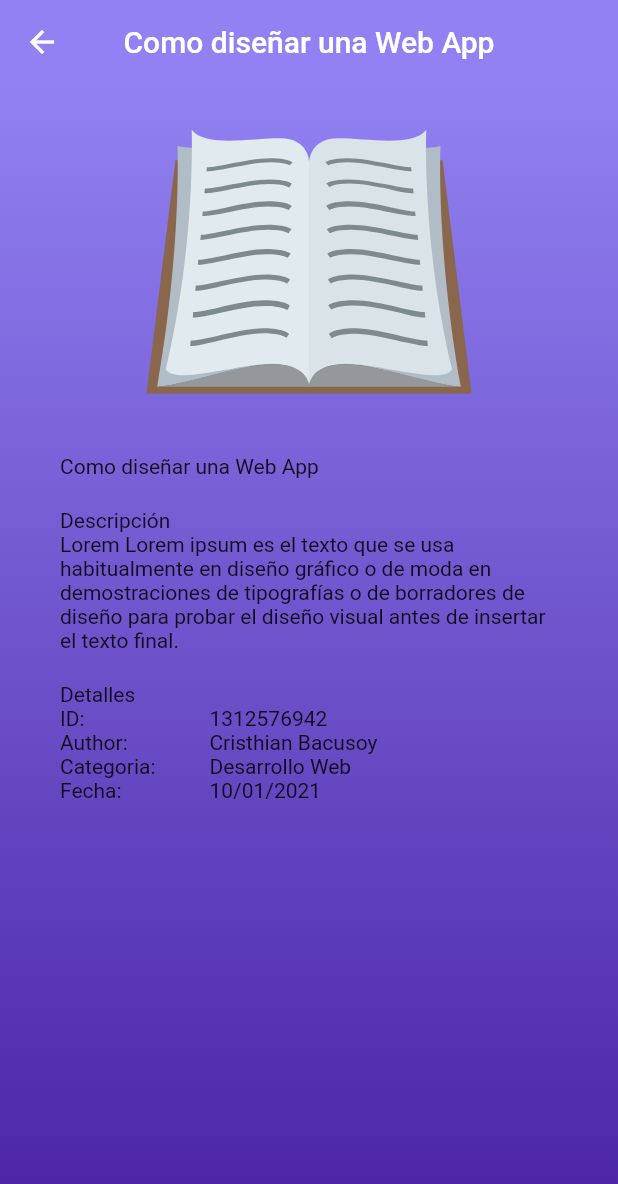
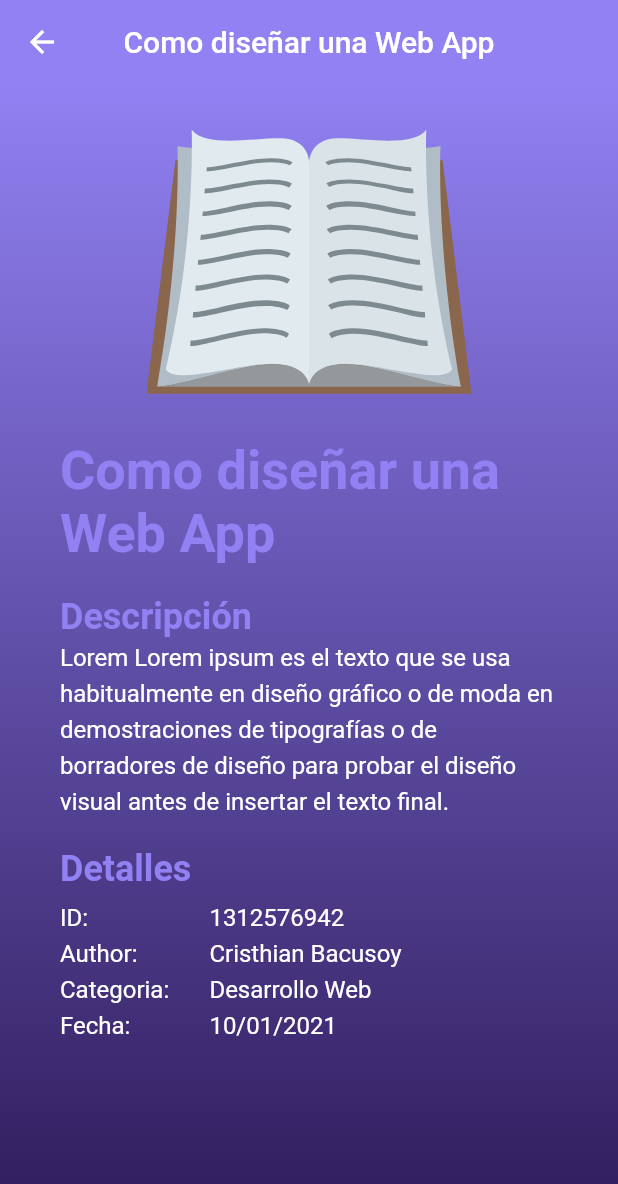
Before and after one commit to Cristhianbh98/am2-library-project, a Flutter app: the BookScreen screen opened directly, on a phone screen of 412 x 824 dp. Shown: the top 1184 px of the screen. Run offline on Flutter 3.47's test engine with Material 2 defaults, Android fonts, the phone set to English and light mode, and no system bars; our stand-ins replace flutter_svg.

Commit message:
add: app primary theme and complete the book screen

```diff
--- a/lib/main.dart
+++ b/lib/main.dart
@@ -1,3 +1,4 @@
+import 'package:am2_library_project/themes/style.dart';
 import 'package:am2_library_project/widgets/main_app_bar.dart';
 import 'package:am2_library_project/screens/book_screen.dart';
 import 'package:flutter/material.dart';
@@ -14,9 +15,7 @@
   Widget build(BuildContext context) {
     return MaterialApp(
       title: 'Flutter Demo',
-      theme: ThemeData(
-        primarySwatch: Colors.blue,
-      ),
+      theme: primaryTheme,
       home: const MyHomePage(title: 'Flutter Demo Home Page'),
     );
   }
@@ -32,6 +31,7 @@
 }
 
 class _MyHomePageState extends State<MyHomePage> {
+
   @override
   Widget build(BuildContext context) {
     return Scaffold(
--- a/lib/screens/book_screen.dart
+++ b/lib/screens/book_screen.dart
@@ -1,7 +1,7 @@
+import 'package:am2_library_project/widgets/detail_table_widget.dart';
 import 'package:am2_library_project/widgets/main_app_bar.dart';
 import 'package:flutter_svg/flutter_svg.dart';
 import 'package:flutter/material.dart';
-import 'package:intl/intl.dart';
 import '../model/book.dart';
 
 class BookScreen extends StatefulWidget {
@@ -21,13 +21,13 @@ class _BookScreenState extends State<BookScreen> {
     return Scaffold(
       appBar: MainAppBar(title: book.title),
       body: Container(
-        decoration: const BoxDecoration(
+        decoration: BoxDecoration(
           gradient: LinearGradient(
             begin: Alignment.topCenter,
             end: Alignment.bottomCenter,
             colors: [
-              Color.fromRGBO(145, 129, 242, 1),
-              Color.fromARGB(255, 73, 34, 163),
+              Theme.of(context).primaryColorLight,
+              Theme.of(context).primaryColorDark,
             ],
           ),
         ),
@@ -35,63 +35,27 @@ class _BookScreenState extends State<BookScreen> {
         child: Column(
           crossAxisAlignment: CrossAxisAlignment.stretch,
           children: [
-            SvgPicture.asset(
-              'images/book.svg'
+            SvgPicture.asset("images/book.svg"),
+            const SizedBox(height: 30.0),
+            Text(
+              book.title,
+              style: Theme.of(context).textTheme.headline1,
             ),
-            const SizedBox(height: 40.0),
-            Text(book.title),
             const SizedBox(height: 20.0),
-            const Text("Descripción"),
-            Text(book.description),
+            Text(
+              "Descripción",
+              style: Theme.of(context).textTheme.headline2,
+            ),
+            Text(
+              book.description,
+              style: Theme.of(context).textTheme.bodyText1,
+            ),
             const SizedBox(height: 20.0),
-            const Text("Detalles"),
-            Row(
-              children: [
-                const Expanded(
-                  flex: 3,
-                  child: Text("ID:"),
-                ),
-                Expanded(
-                  flex: 7,
-                  child: Text(book.id)
-                ),
-              ],
-            ),
-            Row(
-              children: [
-                const Expanded(
-                  flex: 3,
-                  child: Text("Author:"),
-                ),
-                Expanded(
-                  flex: 7,
-                  child: Text(book.author)
-                ),
-              ],
-            ),
-            Row(
-              children: [
-                const Expanded(
-                  flex: 3,
-                  child: Text("Categoria:"),
-                ),
-                Expanded(
-                  flex: 7,
-                  child: Text(book.category)
-                ),
-              ],
-            ),
-            Row(
-              children: [
-                const Expanded(
-                  flex: 3,
-                  child: Text("Fecha:"),
-                ),
-                Expanded(
-                  flex: 7,
-                  child: Text(DateFormat('DD/MM/yyyy').format(book.createAt))
-                ),
-              ],
+            DetailTableWidget(
+              id: book.id,
+              author: book.author,
+              category: book.category,
+              createAt: book.createAt,
             ),
           ],
         ),
--- /dev/null
+++ b/lib/themes/style.dart
@@ -0,0 +1,30 @@
+import 'package:flutter/material.dart';
+
+Color primaryColor = const Color.fromRGBO(145, 129, 242, 1);
+Color primaryColorLight = const Color.fromRGBO(145, 129, 242, 1);
+Color primaryColorDark = const Color.fromARGB(255, 46, 27, 90);
+Color whiteColor = Colors.white;
+
+ThemeData primaryTheme = ThemeData(
+  primaryColor: primaryColor,
+  primaryColorLight: primaryColorLight,
+  primaryColorDark: primaryColorDark,
+  textTheme: TextTheme(
+    headline1: TextStyle(
+      fontSize: 36.0,
+      fontWeight: FontWeight.bold,
+      color: primaryColorLight,
+    ),
+    headline2: TextStyle(
+      fontSize: 24.0,
+      fontWeight: FontWeight.bold,
+      color: primaryColorLight,
+    ),
+    bodyText1: TextStyle(
+      fontSize: 16.0,
+      color: whiteColor,
+      height: 1.5,
+      fontWeight: FontWeight.normal,
+    ),
+  ),
+);
--- /dev/null
+++ b/lib/widgets/detail_table_widget.dart
@@ -0,0 +1,103 @@
+import 'package:flutter/material.dart';
+import 'package:intl/intl.dart';
+
+class DetailTableWidget extends StatelessWidget {
+  final String id;
+  final String author;
+  final String category;
+  final DateTime createAt;
+
+  const DetailTableWidget({
+    Key? key,
+    required this.id,
+    required this.author,
+    required this.category,
+    required this.createAt,
+  }) : super(key: key);
+
+  @override
+  Widget build(BuildContext context) {
+    return Column(
+      crossAxisAlignment: CrossAxisAlignment.start,
+      children: [
+        Text(
+          "Detalles",
+          style: Theme.of(context).textTheme.headline2,
+        ),
+        const SizedBox(height: 5.0),
+        Row(
+          children: [
+            Expanded(
+              flex: 3,
+              child: Text(
+                "ID:",
+                style: Theme.of(context).textTheme.bodyText1,
+              ),
+            ),
+            Expanded(
+              flex: 7,
+              child: Text(
+                id,
+                style: Theme.of(context).textTheme.bodyText1,
+              )
+            ),
+          ],
+        ),
+        Row(
+          children: [
+            Expanded(
+              flex: 3,
+              child: Text(
+                "Author:",
+                style: Theme.of(context).textTheme.bodyText1,
+              ),
+            ),
+            Expanded(
+              flex: 7,
+              child: Text(
+                author,
+                style: Theme.of(context).textTheme.bodyText1,
+              ),
+            ),
+          ],
+        ),
+        Row(
+          children: [
+            Expanded(
+              flex: 3,
+              child: Text(
+                "Categoria:",
+                style: Theme.of(context).textTheme.bodyText1,
+              ),
+            ),
+            Expanded(
+              flex: 7,
+              child: Text(
+                category,
+                style: Theme.of(context).textTheme.bodyText1,
+              ),
+            ),
+          ],
+        ),
+        Row(
+          children: [
+            Expanded(
+              flex: 3,
+              child: Text(
+                "Fecha:",
+                style: Theme.of(context).textTheme.bodyText1,
+              ),
+            ),
+            Expanded(
+              flex: 7,
+              child: Text(
+                DateFormat("DD/MM/yyyy").format(createAt),
+                style: Theme.of(context).textTheme.bodyText1,
+              )
+            ),
+          ],
+        ),
+      ],
+    );
+  }
+}
--- a/lib/widgets/main_app_bar.dart
+++ b/lib/widgets/main_app_bar.dart
@@ -11,7 +11,7 @@ class MainAppBar extends StatelessWidget implements PreferredSizeWidget  {
   Widget build(BuildContext context) {
     return AppBar(
       title: Text(title),
-      backgroundColor: const Color.fromRGBO(145, 129, 242, 1),
+      backgroundColor: Theme.of(context).primaryColorLight,
       centerTitle: true,
       elevation: 0,
     );
```
